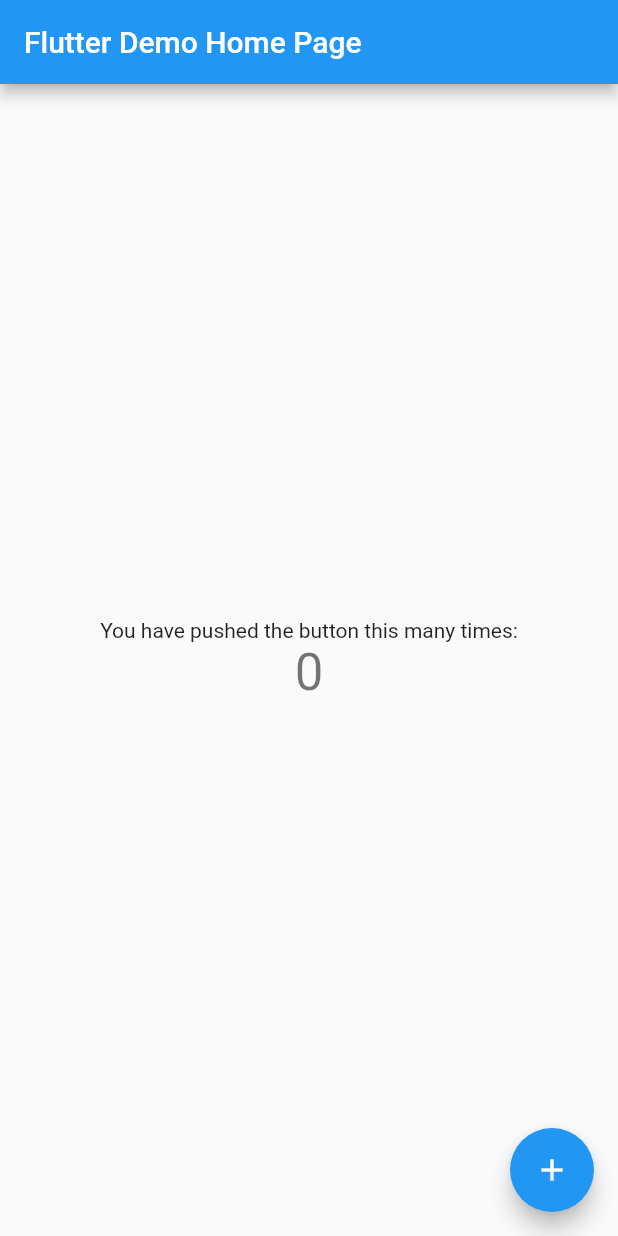
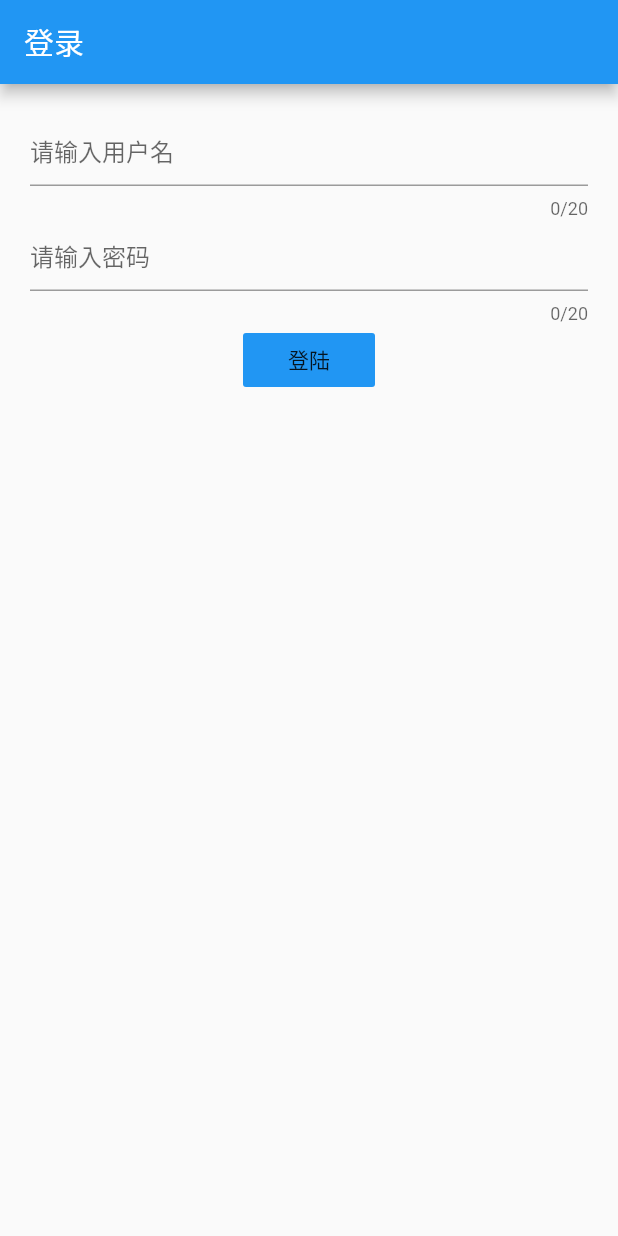
Before and after one commit to EarlyAnt/flutterApp, a Flutter app: the screen it shows after launch, on a phone screen of 412 x 824 dp. Run offline on Flutter 3.47's test engine with Material 2 defaults, Android fonts, the light colour scheme and no system bars; our stand-ins replace dio.

Commit message:
1.使用路由进行页面跳转。 2.增加登陆页面，包含用户名和密码2个文本框和1个登陆按钮。

```diff
--- a/flutterapp/lib/main.dart
+++ b/flutterapp/lib/main.dart
@@ -1,153 +1,19 @@
 import 'package:flutter/material.dart';
-import 'package:fluttertoast/fluttertoast.dart';
-import 'utils/dio/dioUtils.dart';
+import 'package:flutterapp/routes.dart';
+import 'routes.dart';
 
 void main() {
   runApp(MyApp());
 }
 
 class MyApp extends StatelessWidget {
-  // This widget is the root of your application.
+  const MyApp({Key key}) : super(key: key);
+
   @override
   Widget build(BuildContext context) {
     return MaterialApp(
-      title: 'Flutter App Demo',
-      theme: ThemeData(
-        // This is the theme of your application.
-        //
-        // Try running your application with "flutter run". You'll see the
-        // application has a blue toolbar. Then, without quitting the app, try
-        // changing the primarySwatch below to Colors.green and then invoke
-        // "hot reload" (press "r" in the console where you ran "flutter run",
-        // or simply save your changes to "hot reload" in a Flutter IDE).
-        // Notice that the counter didn't reset back to zero; the application
-        // is not restarted.
-        primarySwatch: Colors.blue,
-        // This makes the visual density adapt to the platform that you run
-        // the app on. For desktop platforms, the controls will be smaller and
-        // closer together (more dense) than on mobile platforms.
-        visualDensity: VisualDensity.adaptivePlatformDensity,
-      ),
-      home: MyHomePage(title: 'Flutter Demo Home Page'),
+      initialRoute: '/',//初始化时加载默认路由
+      onGenerateRoute: onGenerateRoute,
     );
   }
 }
-
-class MyHomePage extends StatefulWidget {
-  MyHomePage({Key key, this.title}) : super(key: key);
-
-  // This widget is the home page of your application. It is stateful, meaning
-  // that it has a State object (defined below) that contains fields that affect
-  // how it looks.
-
-  // This class is the configuration for the state. It holds the values (in this
-  // case the title) provided by the parent (in this case the App widget) and
-  // used by the build method of the State. Fields in a Widget subclass are
-  // always marked "final".
-
-  final String title;
-
-  @override
-  _MyHomePageState createState() => _MyHomePageState();
-}
-
-class _MyHomePageState extends State<MyHomePage> {
-  int _counter = 0;
-
-  void _incrementCounter() {
-    setState(() {
-      // This call to setState tells the Flutter framework that something has
-      // changed in this State, which causes it to rerun the build method below
-      // so that the display can reflect the updated values. If we changed
-      // _counter without calling setState(), then the build method would not be
-      // called again, and so nothing would appear to happen.
-      _counter++;
-    });
-  }
-
-  // void _getHttp() async {
-  //   try {
-  //     print("<><main.dart#_getHttp>Info: enter");
-  //     Response response = await Dio().get("http://www.baidu.com");
-  //     print(response);
-  //   } catch (e) {
-  //     print("<><main.dart#_getHttp>Error: " + e);
-  //   }
-  // }
-
-  Future _login() {
-    Map<String, String> head = {};
-    Map<String, String> body = {
-      'email': '54763755@qq.com',
-      'password': 'bobo123456'
-    };
-
-    DioUtils.postHttp(
-      'https://m.api.gululu-a.com:9443/api/v1/m/user/login',
-      parameters: body,
-      onSuccess: (data) {
-        print(data);
-        Fluttertoast.showToast(msg: "登陆成功");
-      },
-      onError: (errorText) {
-        //Toast.show(errorText);
-        print(errorText);
-        Fluttertoast.showToast(msg: "登陆失败", textColor: Colors.red);
-      },
-    );
-  }
-
-  @override
-  Widget build(BuildContext context) {
-    // This method is rerun every time setState is called, for instance as done
-    // by the _incrementCounter method above.
-    //
-    // The Flutter framework has been optimized to make rerunning build methods
-    // fast, so that you can just rebuild anything that needs updating rather
-    // than having to individually change instances of widgets.
-    return Scaffold(
-      appBar: AppBar(
-        // Here we take the value from the MyHomePage object that was created by
-        // the App.build method, and use it to set our appbar title.
-        title: Text(widget.title),
-      ),
-      body: Center(
-        // Center is a layout widget. It takes a single child and positions it
-        // in the middle of the parent.
-        child: Column(
-          // Column is also a layout widget. It takes a list of children and
-          // arranges them vertically. By default, it sizes itself to fit its
-          // children horizontally, and tries to be as tall as its parent.
-          //
-          // Invoke "debug painting" (press "p" in the console, choose the
-          // "Toggle Debug Paint" action from the Flutter Inspector in Android
-          // Studio, or the "Toggle Debug Paint" command in Visual Studio Code)
-          // to see the wireframe for each widget.
-          //
-          // Column has various properties to control how it sizes itself and
-          // how it positions its children. Here we use mainAxisAlignment to
-          // center the children vertically; the main axis here is the vertical
-          // axis because Columns are vertical (the cross axis would be
-          // horizontal).
-          mainAxisAlignment: MainAxisAlignment.center,
-          children: <Widget>[
-            Text(
-              'You have pushed the button this many times:',
-            ),
-            Text(
-              '$_counter',
-              style: Theme.of(context).textTheme.headline4,
-            ),
-          ],
-        ),
-      ),
-      floatingActionButton: FloatingActionButton(
-        // onPressed: _incrementCounter,
-        // onPressed: _getHttp,
-        onPressed: _login,
-        tooltip: 'Increment',
-        child: Icon(Icons.add),
-      ), // This trailing comma makes auto-formatting nicer for build methods.
-    );
-  }
-}
--- /dev/null
+++ b/flutterapp/lib/pages/login/loginView.dart
@@ -0,0 +1,77 @@
+import 'package:flutter/material.dart';
+import 'package:flutterapp/utils/dio/dioUtils.dart';
+
+class LoginView extends StatefulWidget {
+  LoginView({Key key}) : super(key: key);
+
+  @override
+  _LoginViewState createState() => _LoginViewState();
+}
+
+class _LoginViewState extends State<LoginView> {
+  var _userName = TextEditingController();
+  var _password = TextEditingController();
+
+  @override
+  Widget build(BuildContext context) {
+    return MaterialApp(
+      home: Scaffold(
+        appBar: AppBar(
+          title: Text('登录', textAlign: TextAlign.center),
+        ),
+        body: Padding(
+          padding: EdgeInsets.all(20),
+          child: Column(
+            children: <Widget>[
+              TextField(
+                decoration: InputDecoration(hintText: '请输入用户名'),
+                maxLines: 1,
+                maxLength: 20,
+                controller: _userName,
+              ),
+              TextField(
+                decoration: InputDecoration(hintText: '请输入密码'),
+                maxLines: 1,
+                maxLength: 20,
+                controller: _password,
+              ),
+              FlatButton(
+                child: Text('登陆'),
+                color: Colors.blue,
+                highlightColor: Color(0xffF88B0A),
+                onPressed: () {
+                  print('username: ' + _userName.text);
+                  print('password: ' + _password.text);
+                  _login(_userName.text, _password.text);
+                },
+              )
+            ],
+          ),
+        ),
+      ),
+    );
+  }
+}
+
+Future _login(String userName, String password) {
+  Map<String, String> head = {};
+  // Map<String, String> body = {
+  //   'email': '54763755@qq.com',
+  //   'password': 'bobo123456'
+  // };
+  Map<String, String> body = {
+    'email': userName,
+    'password': password,
+  };
+
+  DioUtils.postHttp(
+    'https://m.api.gululu-a.com:9443/api/v1/m/user/login',
+    parameters: body,
+    onSuccess: (data) {
+      print(data);
+    },
+    onError: (errorText) {
+      print(errorText);
+    },
+  );
+}
--- /dev/null
+++ b/flutterapp/lib/routes.dart
@@ -0,0 +1,26 @@
+import 'package:flutter/material.dart';
+
+import 'pages/login/loginView.dart';
+import 'package:flutterapp/pages/homePage.dart';
+
+final routes = {
+  '/': (context) => LoginView(),
+  'homePage': (context) => HomePage(),
+};
+
+var onGenerateRoute = (RouteSettings settings) {
+  final String name = settings.name;
+  final Function pageContentBuilder = routes[name];
+  if (pageContentBuilder != null) {
+    if (settings.arguments != null) {
+      final Route route = MaterialPageRoute(
+          builder: (context) =>
+              pageContentBuilder(context, arguments: settings.arguments));
+      return route;
+    } else {
+      final Route route =
+          MaterialPageRoute(builder: (context) => pageContentBuilder(context));
+      return route;
+    }
+  }
+};
--- a/flutterapp/pubspec.yaml
+++ b/flutterapp/pubspec.yaml
@@ -23,8 +23,6 @@
 dependencies:
   flutter:
     sdk: flutter
-
-  fluttertoast: ^2.1.1
 
   # http plugins
   dio: ^3.0.9
```
Also changed, not shown: flutterapp/lib/pages/homePage.dart (added, +17 -0 lines), flutterapp/pubspec.lock, 1 other file.
